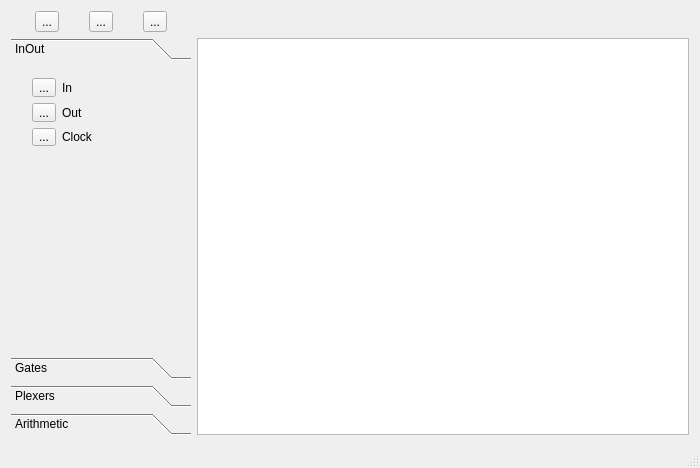
The window that src/mainwindow.ui (MATF-RS20/RS010-circuitdesign) describes before a commit, drawn with Qt 5.
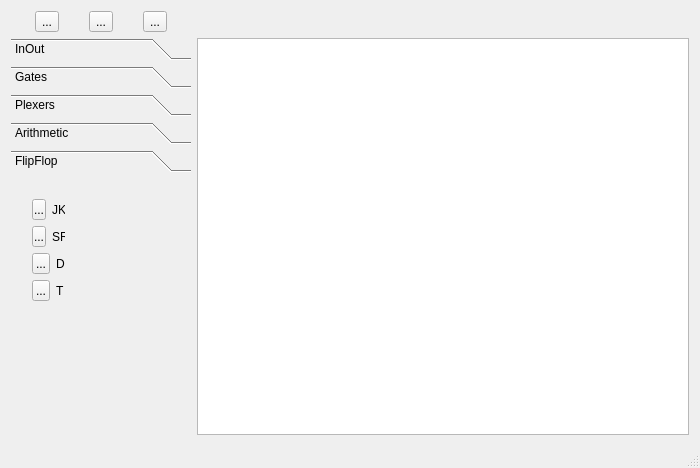
The same window after the commit. Icons and pictures are not drawn.

Commit message: Dodavanje flip flopova

```diff
--- a/src/mainwindow.ui
+++ b/src/mainwindow.ui
@@ -159,7 +159,7 @@
          <number>0</number>
         </property>
         <property name="currentIndex">
-         <number>0</number>
+         <number>4</number>
         </property>
         <widget class="QWidget" name="InOut">
          <property name="geometry">
@@ -167,13 +167,13 @@
            <x>0</x>
            <y>0</y>
            <width>180</width>
-           <height>245</height>
+           <height>214</height>
           </rect>
          </property>
          <attribute name="label">
           <string>InOut</string>
          </attribute>
-         <widget class="QWidget" name="">
+         <widget class="QWidget" name="layoutWidget">
           <property name="geometry">
            <rect>
             <x>10</x>
@@ -721,6 +721,113 @@
           <string>Arithmetic</string>
          </attribute>
         </widget>
+        <widget class="QWidget" name="FlipFlop">
+         <property name="cursor">
+          <cursorShape>OpenHandCursor</cursorShape>
+         </property>
+         <property name="accessibleName">
+          <string/>
+         </property>
+         <attribute name="label">
+          <string>FlipFlop</string>
+         </attribute>
+         <widget class="QWidget" name="">
+          <property name="geometry">
+           <rect>
+            <x>10</x>
+            <y>10</y>
+            <width>55</width>
+            <height>124</height>
+           </rect>
+          </property>
+          <layout class="QVBoxLayout" name="verticalLayout_4">
+           <item>
+            <layout class="QHBoxLayout" name="horizontalLayout_9">
+             <item>
+              <widget class="QToolButton" name="JKButton">
+               <property name="text">
+                <string>...</string>
+               </property>
+               <attribute name="buttonGroup">
+                <string notr="true">buttonGroup</string>
+               </attribute>
+              </widget>
+             </item>
+             <item>
+              <widget class="QLabel" name="labelJK">
+               <property name="text">
+                <string>JK</string>
+               </property>
+              </widget>
+             </item>
+            </layout>
+           </item>
+           <item>
+            <layout class="QHBoxLayout" name="horizontalLayout_10">
+             <item>
+              <widget class="QToolButton" name="SRButton">
+               <property name="text">
+                <string>...</string>
+               </property>
+               <attribute name="buttonGroup">
+                <string notr="true">buttonGroup</string>
+               </attribute>
+              </widget>
+             </item>
+             <item>
+              <widget class="QLabel" name="labelSR">
+               <property name="text">
+                <string>SR</string>
+               </property>
+              </widget>
+             </item>
+            </layout>
+           </item>
+           <item>
+            <layout class="QHBoxLayout" name="horizontalLayout_11">
+             <item>
+              <widget class="QToolButton" name="DButton">
+               <property name="text">
+                <string>...</string>
+               </property>
+               <attribute name="buttonGroup">
+                <string notr="true">buttonGroup</string>
+               </attribute>
+              </widget>
+             </item>
+             <item>
+              <widget class="QLabel" name="labelD">
+               <property name="text">
+                <string>D</string>
+               </property>
+              </widget>
+             </item>
+            </layout>
+           </item>
+           <item>
+            <layout class="QHBoxLayout" name="horizontalLayout_12">
+             <item>
+              <widget class="QToolButton" name="TButton">
+               <property name="text">
+                <string>...</string>
+               </property>
+               <attribute name="buttonGroup">
+                <string notr="true">buttonGroup</string>
+               </attribute>
+              </widget>
+             </item>
+             <item>
+              <widget class="QLabel" name="labelT">
+               <property name="text">
+                <string>T</string>
+               </property>
+              </widget>
+             </item>
+            </layout>
+           </item>
+          </layout>
+         </widget>
+        </widget>
        </widget>
       </item>
      </layout>
```
Left out of the diff: 8 changed lines with no effect on the pictures. The commit also changes 7 other files.
